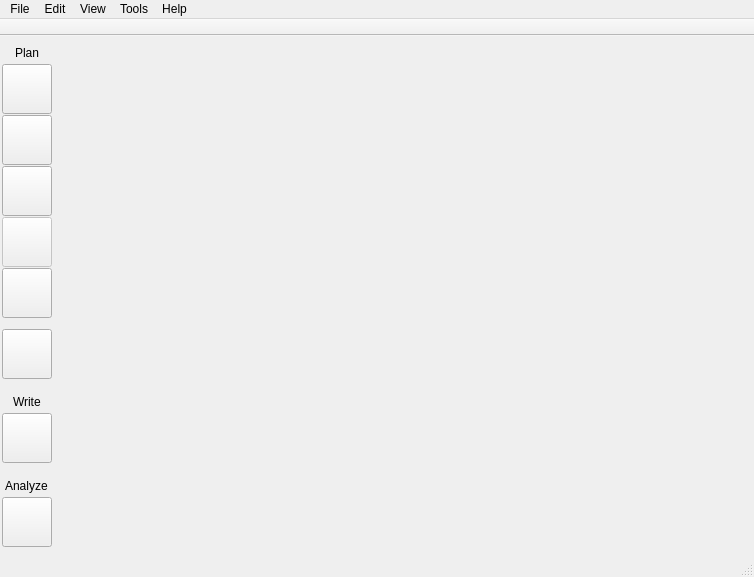
First picture: the form in ui/main_window.ui, repository zkovari/plotlyst, before the edit.
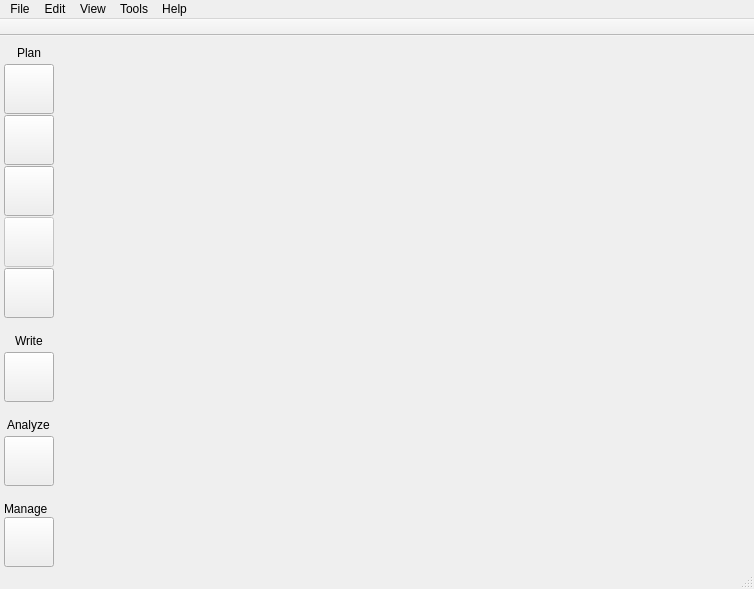
Second picture: the form after the edit.

Commit message: Place task management view in the end

What changed in the file:
```diff
--- a/ui/main_window.ui
+++ b/ui/main_window.ui
@@ -71,13 +71,13 @@
             <number>1</number>
            </property>
            <property name="leftMargin">
-            <number>2</number>
+            <number>4</number>
            </property>
            <property name="topMargin">
             <number>0</number>
            </property>
            <property name="rightMargin">
-            <number>0</number>
+            <number>2</number>
            </property>
            <property name="bottomMargin">
             <number>0</number>
@@ -324,62 +324,6 @@
              </attribute>
             </widget>
            </item>
-           <item>
-            <spacer name="verticalSpacer_3">
-             <property name="orientation">
-              <enum>Qt::Vertical</enum>
-             </property>
-             <property name="sizeType">
-              <enum>QSizePolicy::Fixed</enum>
-             </property>
-             <property name="sizeHint" stdset="0">
-              <size>
-               <width>10</width>
-               <height>10</height>
-              </size>
-             </property>
-            </spacer>
-           </item>
-           <item>
-            <widget class="QToolButton" name="btnBoard">
-             <property name="minimumSize">
-              <size>
-               <width>50</width>
-               <height>50</height>
-              </size>
-             </property>
-             <property name="maximumSize">
-              <size>
-               <width>50</width>
-               <height>50</height>
-              </size>
-             </property>
-             <property name="cursor">
-              <cursorShape>PointingHandCursor</cursorShape>
-             </property>
-             <property name="toolTip">
-              <string>Task management</string>
-             </property>
-             <property name="text">
-              <string/>
-             </property>
-             <property name="iconSize">
-              <size>
-               <width>32</width>
-               <height>32</height>
-              </size>
-             </property>
-             <property name="checkable">
-              <bool>true</bool>
-             </property>
-             <property name="base" stdset="0">
-              <bool>true</bool>
-             </property>
-             <attribute name="buttonGroup">
-              <string notr="true">buttonGroup</string>
-             </attribute>
-            </widget>
-           </item>
            <item>
             <spacer name="verticalSpacer_4">
              <property name="orientation">
@@ -541,6 +485,69 @@
              </attribute>
             </widget>
            </item>
+           <item>
+            <spacer name="verticalSpacer_9">
+             <property name="orientation">
+              <enum>Qt::Vertical</enum>
+             </property>
+             <property name="sizeType">
+              <enum>QSizePolicy::Fixed</enum>
+             </property>
+             <property name="sizeHint" stdset="0">
+              <size>
+               <width>10</width>
+               <height>15</height>
+              </size>
+             </property>
+            </spacer>
+           </item>
+           <item>
+            <widget class="QLabel" name="lblManage">
+             <property name="text">
+              <string>Manage</string>
+             </property>
+            </widget>
+           </item>
+           <item>
+            <widget class="QToolButton" name="btnBoard">
+             <property name="minimumSize">
+              <size>
+               <width>50</width>
+               <height>50</height>
+              </size>
+             </property>
+             <property name="maximumSize">
+              <size>
+               <width>50</width>
+               <height>50</height>
+              </size>
+             </property>
+             <property name="cursor">
+              <cursorShape>PointingHandCursor</cursorShape>
+             </property>
+             <property name="toolTip">
+              <string>Task management</string>
+             </property>
+             <property name="text">
+              <string/>
+             </property>
+             <property name="iconSize">
+              <size>
+               <width>32</width>
+               <height>32</height>
+              </size>
+             </property>
+             <property name="checkable">
+              <bool>true</bool>
+             </property>
+             <property name="base" stdset="0">
+              <bool>true</bool>
+             </property>
+             <attribute name="buttonGroup">
+              <string notr="true">buttonGroup</string>
+             </attribute>
+            </widget>
+           </item>
            <item>
             <spacer name="verticalSpacer">
              <property name="orientation">
```
The commit also changes 1 other file.
